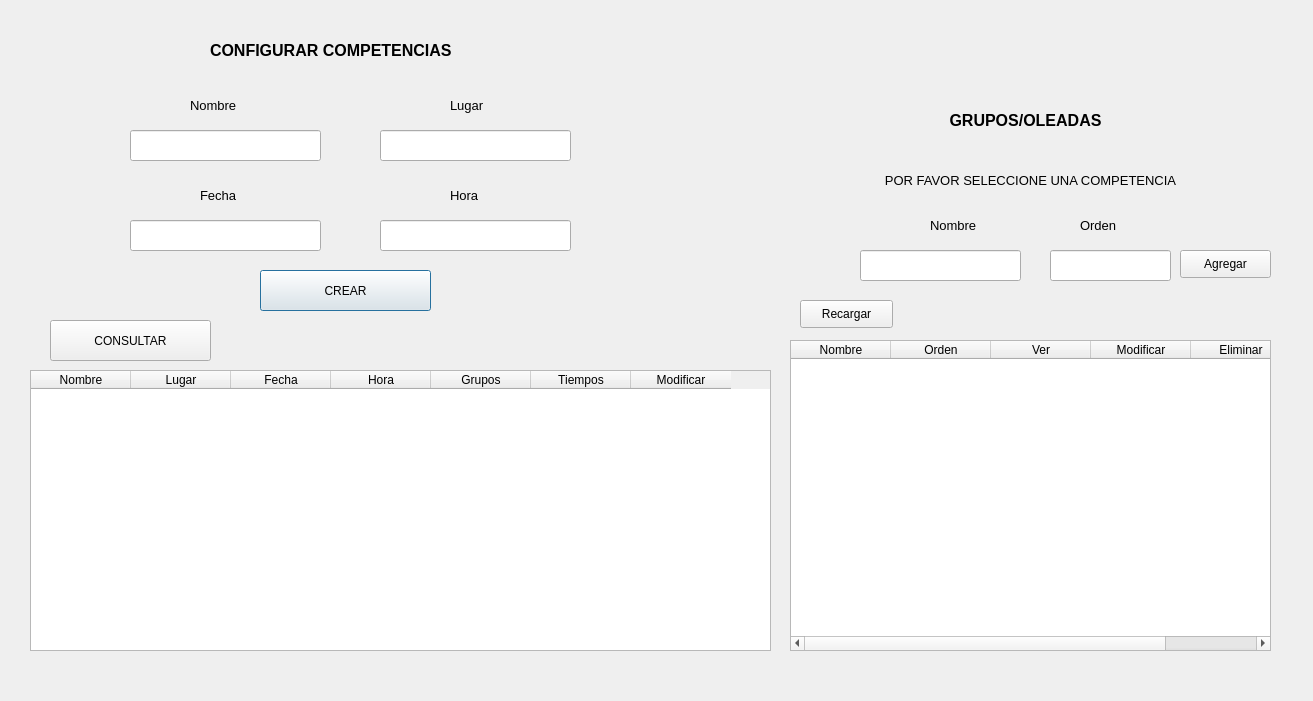
The window that qt/competenciasView.ui (germang2/CrossfitTimer) describes before a commit, drawn with Qt 5.
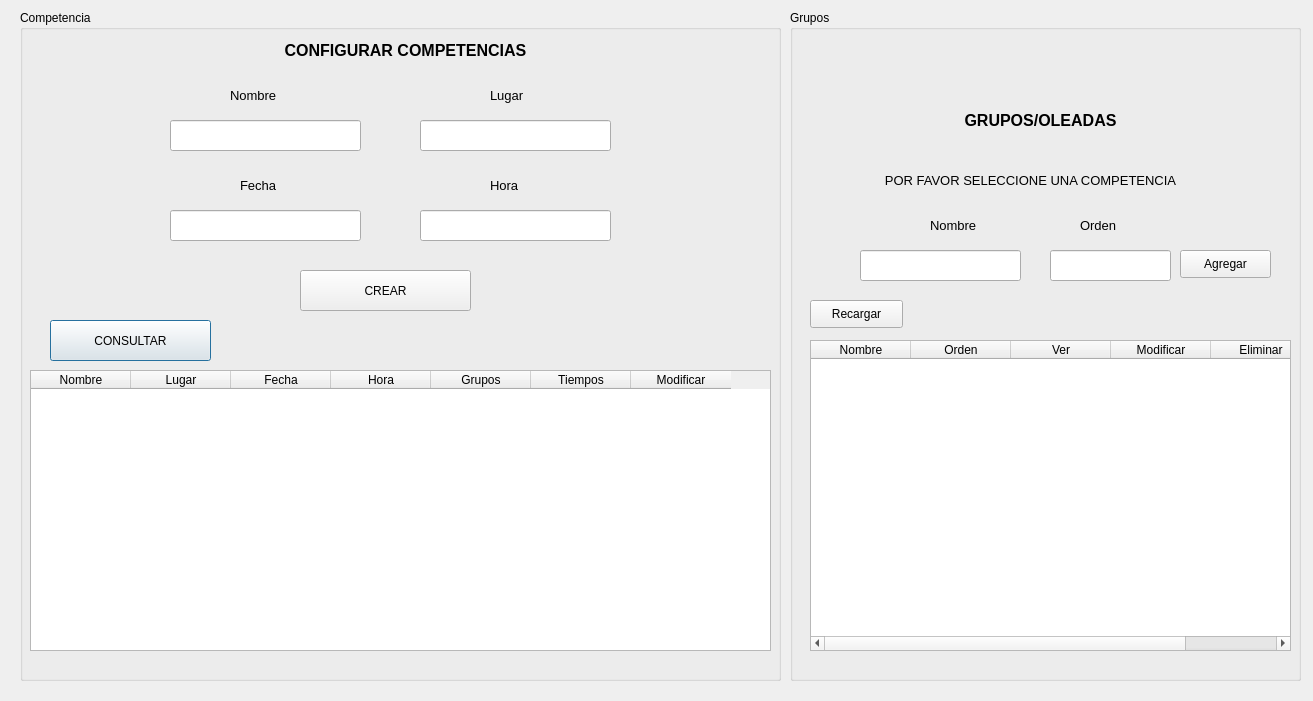
The same window after the commit.

Commit message: adding style to all windows

What changed in the file:
```diff
--- a/qt/competenciasView.ui
+++ b/qt/competenciasView.ui
@@ -16,9 +16,9 @@
   <widget class="QLabel" name="label">
    <property name="geometry">
     <rect>
-     <x>210</x>
+     <x>30</x>
      <y>30</y>
-     <width>311</width>
+     <width>751</width>
      <height>41</height>
     </rect>
    </property>
@@ -33,208 +33,10 @@
    <property name="text">
     <string>CONFIGURAR COMPETENCIAS</string>
    </property>
-  </widget>
-  <widget class="QLabel" name="label_2">
-   <property name="geometry">
-    <rect>
-     <x>190</x>
-     <y>90</y>
-     <width>81</width>
-     <height>31</height>
-    </rect>
-   </property>
-   <property name="font">
-    <font>
-     <pointsize>10</pointsize>
-    </font>
-   </property>
-   <property name="text">
-    <string>Nombre</string>
-   </property>
-  </widget>
-  <widget class="QLabel" name="label_3">
-   <property name="geometry">
-    <rect>
-     <x>450</x>
-     <y>90</y>
-     <width>81</width>
-     <height>31</height>
-    </rect>
-   </property>
-   <property name="font">
-    <font>
-     <pointsize>10</pointsize>
-    </font>
-   </property>
-   <property name="text">
-    <string>Lugar</string>
-   </property>
-  </widget>
-  <widget class="QLineEdit" name="ed_name">
-   <property name="geometry">
-    <rect>
-     <x>130</x>
-     <y>130</y>
-     <width>191</width>
-     <height>31</height>
-    </rect>
-   </property>
-  </widget>
-  <widget class="QLineEdit" name="ed_place">
-   <property name="geometry">
-    <rect>
-     <x>380</x>
-     <y>130</y>
-     <width>191</width>
-     <height>31</height>
-    </rect>
-   </property>
-  </widget>
-  <widget class="QLabel" name="lb_name_error">
-   <property name="geometry">
-    <rect>
-     <x>130</x>
-     <y>160</y>
-     <width>191</width>
-     <height>20</height>
-    </rect>
-   </property>
-   <property name="styleSheet">
-    <string notr="true">color:rgb(255, 0, 0)</string>
-   </property>
-   <property name="text">
-    <string/>
-   </property>
    <property name="alignment">
     <set>Qt::AlignCenter</set>
    </property>
   </widget>
-  <widget class="QLabel" name="lb_place_error">
-   <property name="geometry">
-    <rect>
-     <x>380</x>
-     <y>160</y>
-     <width>191</width>
-     <height>20</height>
-    </rect>
-   </property>
-   <property name="styleSheet">
-    <string notr="true">color:rgb(255, 0, 0)</string>
-   </property>
-   <property name="text">
-    <string/>
-   </property>
-   <property name="alignment">
-    <set>Qt::AlignCenter</set>
-   </property>
-  </widget>
-  <widget class="QLineEdit" name="ed_date">
-   <property name="geometry">
-    <rect>
-     <x>130</x>
-     <y>220</y>
-     <width>191</width>
-     <height>31</height>
-    </rect>
-   </property>
-  </widget>
-  <widget class="QLabel" name="lb_date_error">
-   <property name="geometry">
-    <rect>
-     <x>60</x>
-     <y>250</y>
-     <width>351</width>
-     <height>20</height>
-    </rect>
-   </property>
-   <property name="styleSheet">
-    <string notr="true">color:rgb(255, 0, 0)</string>
-   </property>
-   <property name="text">
-    <string/>
-   </property>
-   <property name="alignment">
-    <set>Qt::AlignCenter</set>
-   </property>
-  </widget>
-  <widget class="QLabel" name="label_4">
-   <property name="geometry">
-    <rect>
-     <x>200</x>
-     <y>180</y>
-     <width>81</width>
-     <height>31</height>
-    </rect>
-   </property>
-   <property name="font">
-    <font>
-     <pointsize>10</pointsize>
-    </font>
-   </property>
-   <property name="text">
-    <string>Fecha</string>
-   </property>
-  </widget>
-  <widget class="QLabel" name="label_5">
-   <property name="geometry">
-    <rect>
-     <x>450</x>
-     <y>180</y>
-     <width>81</width>
-     <height>31</height>
-    </rect>
-   </property>
-   <property name="font">
-    <font>
-     <pointsize>10</pointsize>
-    </font>
-   </property>
-   <property name="text">
-    <string>Hora</string>
-   </property>
-  </widget>
-  <widget class="QLineEdit" name="ed_time">
-   <property name="geometry">
-    <rect>
-     <x>380</x>
-     <y>220</y>
-     <width>191</width>
-     <height>31</height>
-    </rect>
-   </property>
-  </widget>
-  <widget class="QLabel" name="lb_time_error">
-   <property name="geometry">
-    <rect>
-     <x>380</x>
-     <y>250</y>
-     <width>191</width>
-     <height>20</height>
-    </rect>
-   </property>
-   <property name="styleSheet">
-    <string notr="true">color:rgb(255, 0, 0)</string>
-   </property>
-   <property name="text">
-    <string/>
-   </property>
-   <property name="alignment">
-    <set>Qt::AlignCenter</set>
-   </property>
-  </widget>
-  <widget class="QPushButton" name="btn_create_competition">
-   <property name="geometry">
-    <rect>
-     <x>260</x>
-     <y>270</y>
-     <width>171</width>
-     <height>41</height>
-    </rect>
-   </property>
-   <property name="text">
-    <string>CREAR</string>
-   </property>
-  </widget>
   <widget class="QTableWidget" name="competences_table">
    <property name="geometry">
     <rect>
@@ -296,9 +98,9 @@
   <widget class="QLabel" name="label_7">
    <property name="geometry">
     <rect>
-     <x>870</x>
+     <x>790</x>
      <y>100</y>
-     <width>311</width>
+     <width>501</width>
      <height>41</height>
     </rect>
    </property>
@@ -444,44 +246,6 @@
     <string>Orden</string>
    </property>
   </widget>
-  <widget class="QTableWidget" name="groups_table">
-   <property name="geometry">
-    <rect>
-     <x>790</x>
-     <y>340</y>
-     <width>481</width>
-     <height>311</height>
-    </rect>
-   </property>
-   <property name="styleSheet">
-    <string notr="true"/>
-   </property>
-   <column>
-    <property name="text">
-     <string>Nombre</string>
-    </property>
-   </column>
-   <column>
-    <property name="text">
-     <string>Orden</string>
-    </property>
-   </column>
-   <column>
-    <property name="text">
-     <string>Ver</string>
-    </property>
-   </column>
-   <column>
-    <property name="text">
-     <string>Modificar</string>
-    </property>
-   </column>
-   <column>
-    <property name="text">
-     <string>Eliminar</string>
-    </property>
-   </column>
-  </widget>
   <widget class="QPushButton" name="btn_create_group">
    <property name="geometry">
     <rect>
@@ -498,22 +262,6 @@
     <string>Agregar</string>
    </property>
   </widget>
-  <widget class="QPushButton" name="btn_see_all_groups">
-   <property name="geometry">
-    <rect>
-     <x>800</x>
-     <y>300</y>
-     <width>93</width>
-     <height>28</height>
-    </rect>
-   </property>
-   <property name="styleSheet">
-    <string notr="true"/>
-   </property>
-   <property name="text">
-    <string>Recargar</string>
-   </property>
-  </widget>
   <widget class="QLabel" name="lb_error_delete">
    <property name="geometry">
     <rect>
@@ -530,6 +278,302 @@
     <string/>
    </property>
   </widget>
+  <widget class="QGroupBox" name="group_box_competence">
+   <property name="geometry">
+    <rect>
+     <x>20</x>
+     <y>10</y>
+     <width>761</width>
+     <height>671</height>
+    </rect>
+   </property>
+   <property name="title">
+    <string>Competencia</string>
+   </property>
+   <widget class="QLabel" name="lb_place_error">
+    <property name="geometry">
+     <rect>
+      <x>400</x>
+      <y>140</y>
+      <width>191</width>
+      <height>20</height>
+     </rect>
+    </property>
+    <property name="styleSheet">
+     <string notr="true">color:rgb(255, 0, 0)</string>
+    </property>
+    <property name="text">
+     <string/>
+    </property>
+    <property name="alignment">
+     <set>Qt::AlignCenter</set>
+    </property>
+   </widget>
+   <widget class="QLabel" name="label_4">
+    <property name="geometry">
+     <rect>
+      <x>220</x>
+      <y>160</y>
+      <width>81</width>
+      <height>31</height>
+     </rect>
+    </property>
+    <property name="font">
+     <font>
+      <pointsize>10</pointsize>
+     </font>
+    </property>
+    <property name="text">
+     <string>Fecha</string>
+    </property>
+   </widget>
+   <widget class="QLineEdit" name="ed_time">
+    <property name="geometry">
+     <rect>
+      <x>400</x>
+      <y>200</y>
+      <width>191</width>
+      <height>31</height>
+     </rect>
+    </property>
+   </widget>
+   <widget class="QLabel" name="lb_date_error">
+    <property name="geometry">
+     <rect>
+      <x>80</x>
+      <y>230</y>
+      <width>351</width>
+      <height>20</height>
+     </rect>
+    </property>
+    <property name="styleSheet">
+     <string notr="true">color:rgb(255, 0, 0)</string>
+    </property>
+    <property name="text">
+     <string/>
+    </property>
+    <property name="alignment">
+     <set>Qt::AlignCenter</set>
+    </property>
+   </widget>
+   <widget class="QLabel" name="label_5">
+    <property name="geometry">
+     <rect>
+      <x>470</x>
+      <y>160</y>
+      <width>81</width>
+      <height>31</height>
+     </rect>
+    </property>
+    <property name="font">
+     <font>
+      <pointsize>10</pointsize>
+     </font>
+    </property>
+    <property name="text">
+     <string>Hora</string>
+    </property>
+   </widget>
+   <widget class="QLineEdit" name="ed_name">
+    <property name="geometry">
+     <rect>
+      <x>150</x>
+      <y>110</y>
+      <width>191</width>
+      <height>31</height>
+     </rect>
+    </property>
+   </widget>
+   <widget class="QLineEdit" name="ed_date">
+    <property name="geometry">
+     <rect>
+      <x>150</x>
+      <y>200</y>
+      <width>191</width>
+      <height>31</height>
+     </rect>
+    </property>
+   </widget>
+   <widget class="QLabel" name="lb_time_error">
+    <property name="geometry">
+     <rect>
+      <x>400</x>
+      <y>230</y>
+      <width>191</width>
+      <height>20</height>
+     </rect>
+    </property>
+    <property name="styleSheet">
+     <string notr="true">color:rgb(255, 0, 0)</string>
+    </property>
+    <property name="text">
+     <string/>
+    </property>
+    <property name="alignment">
+     <set>Qt::AlignCenter</set>
+    </property>
+   </widget>
+   <widget class="QLabel" name="label_2">
+    <property name="geometry">
+     <rect>
+      <x>210</x>
+      <y>70</y>
+      <width>81</width>
+      <height>31</height>
+     </rect>
+    </property>
+    <property name="font">
+     <font>
+      <pointsize>10</pointsize>
+     </font>
+    </property>
+    <property name="text">
+     <string>Nombre</string>
+    </property>
+   </widget>
+   <widget class="QLineEdit" name="ed_place">
+    <property name="geometry">
+     <rect>
+      <x>400</x>
+      <y>110</y>
+      <width>191</width>
+      <height>31</height>
+     </rect>
+    </property>
+   </widget>
+   <widget class="QLabel" name="label_3">
+    <property name="geometry">
+     <rect>
+      <x>470</x>
+      <y>70</y>
+      <width>81</width>
+      <height>31</height>
+     </rect>
+    </property>
+    <property name="font">
+     <font>
+      <pointsize>10</pointsize>
+     </font>
+    </property>
+    <property name="text">
+     <string>Lugar</string>
+    </property>
+   </widget>
+   <widget class="QLabel" name="lb_name_error">
+    <property name="geometry">
+     <rect>
+      <x>150</x>
+      <y>140</y>
+      <width>191</width>
+      <height>20</height>
+     </rect>
+    </property>
+    <property name="styleSheet">
+     <string notr="true">color:rgb(255, 0, 0)</string>
+    </property>
+    <property name="text">
+     <string/>
+    </property>
+    <property name="alignment">
+     <set>Qt::AlignCenter</set>
+    </property>
+   </widget>
+   <widget class="QPushButton" name="btn_create_competition">
+    <property name="geometry">
+     <rect>
+      <x>280</x>
+      <y>260</y>
+      <width>171</width>
+      <height>41</height>
+     </rect>
+    </property>
+    <property name="text">
+     <string>CREAR</string>
+    </property>
+   </widget>
+  </widget>
+  <widget class="QGroupBox" name="group_box_groups">
+   <property name="geometry">
+    <rect>
+     <x>790</x>
+     <y>10</y>
+     <width>511</width>
+     <height>671</height>
+    </rect>
+   </property>
+   <property name="title">
+    <string>Grupos</string>
+   </property>
+   <widget class="QTableWidget" name="groups_table">
+    <property name="geometry">
+     <rect>
+      <x>20</x>
+      <y>330</y>
+      <width>481</width>
+      <height>311</height>
+     </rect>
+    </property>
+    <property name="styleSheet">
+     <string notr="true"/>
+    </property>
+    <column>
+     <property name="text">
+      <string>Nombre</string>
+     </property>
+    </column>
+    <column>
+     <property name="text">
+      <string>Orden</string>
+     </property>
+    </column>
+    <column>
+     <property name="text">
+      <string>Ver</string>
+     </property>
+    </column>
+    <column>
+     <property name="text">
+      <string>Modificar</string>
+     </property>
+    </column>
+    <column>
+     <property name="text">
+      <string>Eliminar</string>
+     </property>
+    </column>
+   </widget>
+   <widget class="QPushButton" name="btn_see_all_groups">
+    <property name="geometry">
+     <rect>
+      <x>20</x>
+      <y>290</y>
+      <width>93</width>
+      <height>28</height>
+     </rect>
+    </property>
+    <property name="styleSheet">
+     <string notr="true"/>
+    </property>
+    <property name="text">
+     <string>Recargar</string>
+    </property>
+   </widget>
+  </widget>
+  <zorder>group_box_groups</zorder>
+  <zorder>group_box_competence</zorder>
+  <zorder>label</zorder>
+  <zorder>competences_table</zorder>
+  <zorder>btn_get_all_competitions</zorder>
+  <zorder>label_7</zorder>
+  <zorder>lb_competence_selected</zorder>
+  <zorder>label_8</zorder>
+  <zorder>lb_group_name_error</zorder>
+  <zorder>ed_group_name</zorder>
+  <zorder>ed_group_order</zorder>
+  <zorder>lb_group_order_error</zorder>
+  <zorder>label_9</zorder>
+  <zorder>btn_create_group</zorder>
+  <zorder>lb_error_delete</zorder>
  </widget>
  <resources/>
  <connections/>
```
The commit also changes 18 other files.
